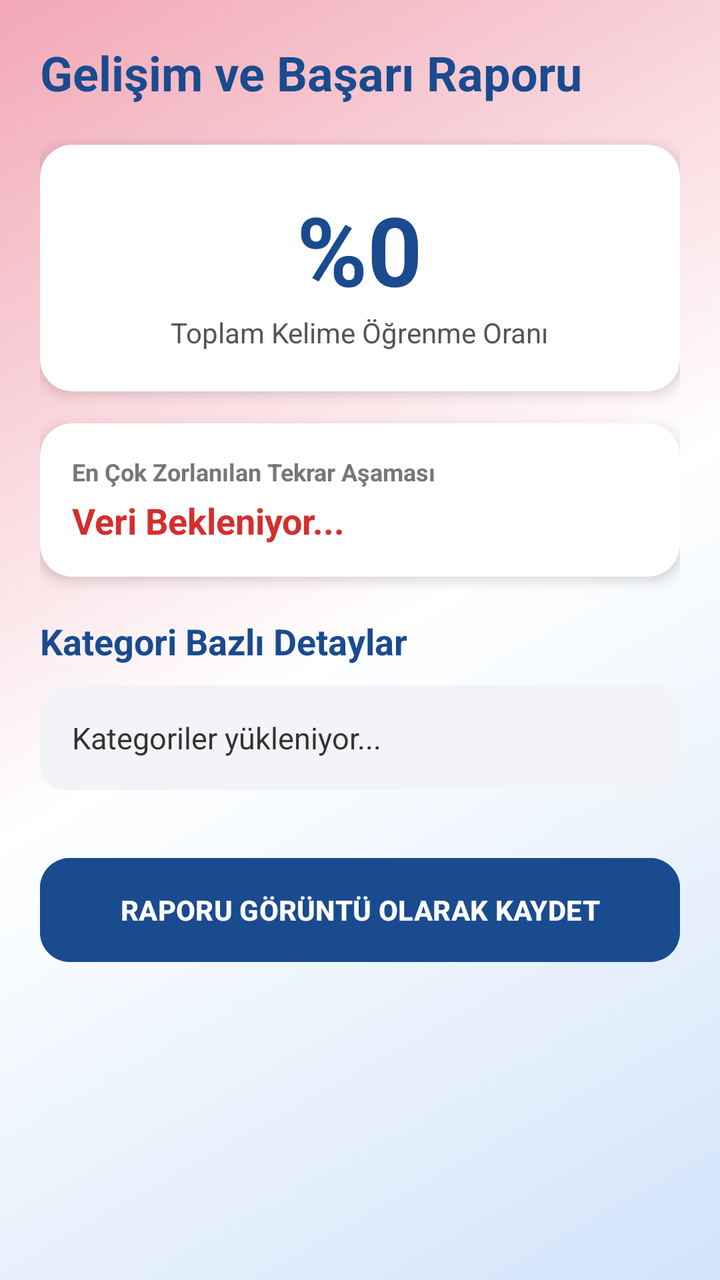
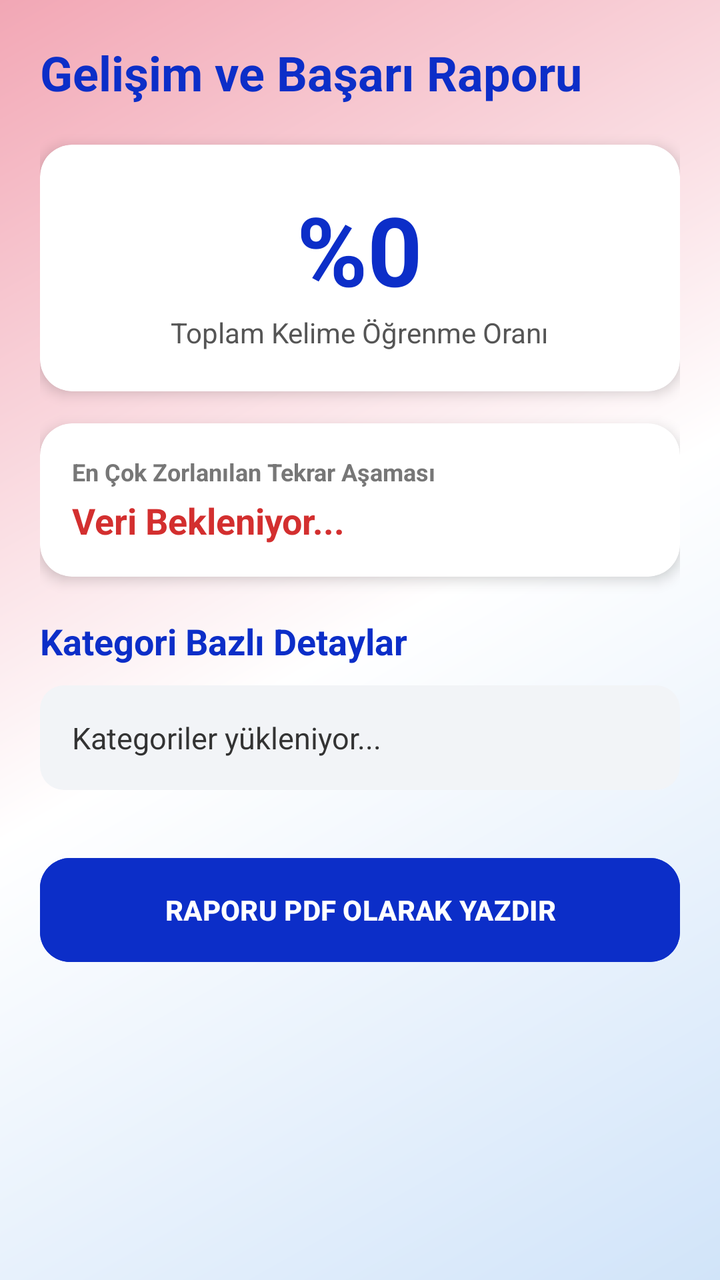

Before-and-after screenshots of an Android layout around one commit, followed by the original layout XML and the change that was made.
<!-- AndroidManifest.xml: application theme Theme.Wordleloop -->
<!-- res/layout/activity_report.xml -->
<?xml version="1.0" encoding="utf-8"?>
<androidx.core.widget.NestedScrollView xmlns:android="http://schemas.android.com/apk/res/android"
    xmlns:app="http://schemas.android.com/apk/res-auto"
    android:layout_width="match_parent"
    android:layout_height="match_parent"
    android:background="@drawable/background_gradient"
    android:fillViewport="true">

    <LinearLayout
        android:layout_width="match_parent"
        android:layout_height="wrap_content"
        android:orientation="vertical"
        android:padding="20dp">

        
        <LinearLayout
            android:id="@+id/reportContent"
            android:layout_width="match_parent"
            android:layout_height="wrap_content"
            android:orientation="vertical"
            android:background="@android:color/transparent">

            <TextView
                android:layout_width="wrap_content"
                android:layout_height="wrap_content"
                android:text="Gelişim ve Başarı Raporu"
                android:textSize="24sp"
                android:textStyle="bold"
                android:textColor="#1A4B8F"
                android:layout_marginBottom="20dp"/>

            
            <androidx.cardview.widget.CardView
                android:layout_width="match_parent"
                android:layout_height="wrap_content"
                app:cardCornerRadius="16dp"
                android:layout_marginBottom="16dp"
                app:cardElevation="4dp">
                <LinearLayout
                    android:layout_width="match_parent"
                    android:layout_height="wrap_content"
                    android:padding="20dp"
                    android:orientation="vertical"
                    android:gravity="center">
                    <TextView
                        android:id="@+id/tvOverallPercentage"
                        android:layout_width="wrap_content"
                        android:layout_height="wrap_content"
                        android:text="%0"
                        android:textSize="48sp"
                        android:textColor="#1A4B8F"
                        android:textStyle="bold"/>
                    <TextView
                        android:layout_width="wrap_content"
                        android:layout_height="wrap_content"
                        android:text="Toplam Kelime Öğrenme Oranı"
                        android:textColor="#555555"
                        android:textSize="14sp"/>
                </LinearLayout>
            </androidx.cardview.widget.CardView>

            
            <androidx.cardview.widget.CardView
                android:layout_width="match_parent"
                android:layout_height="wrap_content"
                app:cardCornerRadius="16dp"
                android:layout_marginBottom="20dp"
                app:cardElevation="4dp">
                <LinearLayout
                    android:layout_width="match_parent"
                    android:layout_height="wrap_content"
                    android:padding="16dp"
                    android:orientation="vertical">
                    <TextView
                        android:layout_width="wrap_content"
                        android:layout_height="wrap_content"
                        android:text="En Çok Zorlanılan Tekrar Aşaması"
                        android:textSize="12sp"
                        android:textColor="#777777"
                        android:textStyle="bold"/>
                    <TextView
                        android:id="@+id/tvMostFailedStage"
                        android:layout_width="wrap_content"
                        android:layout_height="wrap_content"
                        android:text="Veri Bekleniyor..."
                        android:textSize="18sp"
                        android:textColor="#D32F2F"
                        android:textStyle="bold"
                        android:layout_marginTop="4dp"/>
                </LinearLayout>
            </androidx.cardview.widget.CardView>

            
            <TextView
                android:layout_width="wrap_content"
                android:layout_height="wrap_content"
                android:text="Kategori Bazlı Detaylar"
                android:textSize="18sp"
                android:textStyle="bold"
                android:textColor="#1A4B8F"
                android:layout_marginBottom="10dp"/>

            <TextView
                android:id="@+id/tvCategoryStats"
                android:layout_width="match_parent"
                android:layout_height="wrap_content"
                android:background="@drawable/edittext_background"
                android:padding="16dp"
                android:text="Kategoriler yükleniyor..."
                android:textColor="#333333"
                android:textSize="15sp"
                android:lineSpacingExtra="10dp" />

        </LinearLayout>

        
        <Button
            android:id="@+id/btnPrintReport"
            android:layout_width="match_parent"
            android:layout_height="60dp"
            android:layout_marginTop="30dp"
            android:layout_marginBottom="20dp"
            android:text="RAPORU GÖRÜNTÜ OLARAK KAYDET"
            android:backgroundTint="#1A4B8F"
            android:textColor="#FFFFFF"
            android:textStyle="bold"
            app:cornerRadius="15dp"/>

    </LinearLayout>
</androidx.core.widget.NestedScrollView>
<!-- resources referenced by this layout -->
<resources>
  <!-- drawable background_gradient (drawable) -->
  <?xml version="1.0" encoding="utf-8"?>
  <shape xmlns:android="http://schemas.android.com/apk/res/android"
      android:shape="rectangle">
      <gradient
          android:angle="135"
          android:startColor="#D1E4F9"
          android:centerColor="#FFFFFF"
          android:endColor="#F2A7B5"
          android:type="linear" />
  </shape>
  <!-- drawable edittext_background (drawable) -->
  <shape xmlns:android="http://schemas.android.com/apk/res/android">
      <solid android:color="#F2F4F7" />
      <corners android:radius="12dp" />
  </shape>
  <style name="Theme.Wordleloop" parent="Base.Theme.Wordleloop" />
  <style name="Base.Theme.Wordleloop" parent="Theme.Material3.DayNight.NoActionBar">
          
          
      </style>
</resources>

<!-- the commit's change to res/layout/activity_report.xml (unified diff, before → after) -->
@@ -12,7 +12,6 @@
         android:orientation="vertical"
         android:padding="20dp">
 
-        
         <LinearLayout
             android:id="@+id/reportContent"
             android:layout_width="match_parent"
@@ -26,10 +25,9 @@
                 android:text="Gelişim ve Başarı Raporu"
                 android:textSize="24sp"
                 android:textStyle="bold"
-                android:textColor="#1A4B8F"
+                android:textColor="#0C2EC8"
                 android:layout_marginBottom="20dp"/>
 
-            
             <androidx.cardview.widget.CardView
                 android:layout_width="match_parent"
                 android:layout_height="wrap_content"
@@ -48,7 +46,7 @@
                         android:layout_height="wrap_content"
                         android:text="%0"
                         android:textSize="48sp"
-                        android:textColor="#1A4B8F"
+                        android:textColor="#0C2EC8"
                         android:textStyle="bold"/>
                     <TextView
                         android:layout_width="wrap_content"
@@ -59,7 +57,6 @@
                 </LinearLayout>
             </androidx.cardview.widget.CardView>
 
-            
             <androidx.cardview.widget.CardView
                 android:layout_width="match_parent"
                 android:layout_height="wrap_content"
@@ -90,14 +87,13 @@
                 </LinearLayout>
             </androidx.cardview.widget.CardView>
 
-            
             <TextView
                 android:layout_width="wrap_content"
                 android:layout_height="wrap_content"
                 android:text="Kategori Bazlı Detaylar"
                 android:textSize="18sp"
                 android:textStyle="bold"
-                android:textColor="#1A4B8F"
+                android:textColor="#0C2EC8"
                 android:layout_marginBottom="10dp"/>
 
             <TextView
@@ -113,15 +109,14 @@
 
         </LinearLayout>
 
-        
         <Button
             android:id="@+id/btnPrintReport"
             android:layout_width="match_parent"
             android:layout_height="60dp"
             android:layout_marginTop="30dp"
             android:layout_marginBottom="20dp"
-            android:text="RAPORU GÖRÜNTÜ OLARAK KAYDET"
-            android:backgroundTint="#1A4B8F"
+            android:text="RAPORU PDF OLARAK YAZDIR"
+            android:backgroundTint="#0C2EC8"
             android:textColor="#FFFFFF"
             android:textStyle="bold"
             app:cornerRadius="15dp"/>
